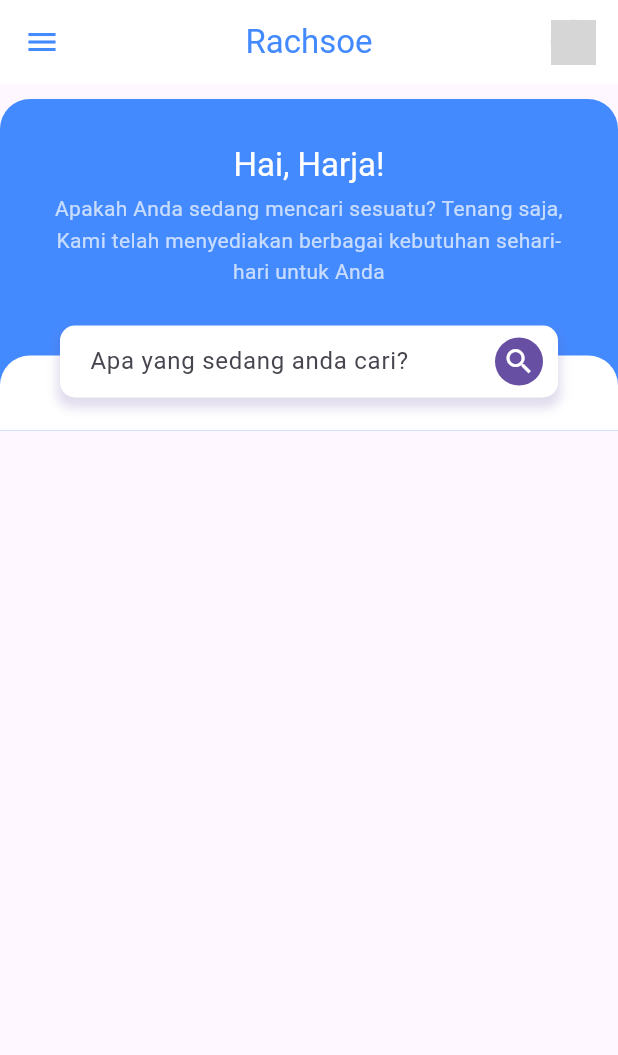
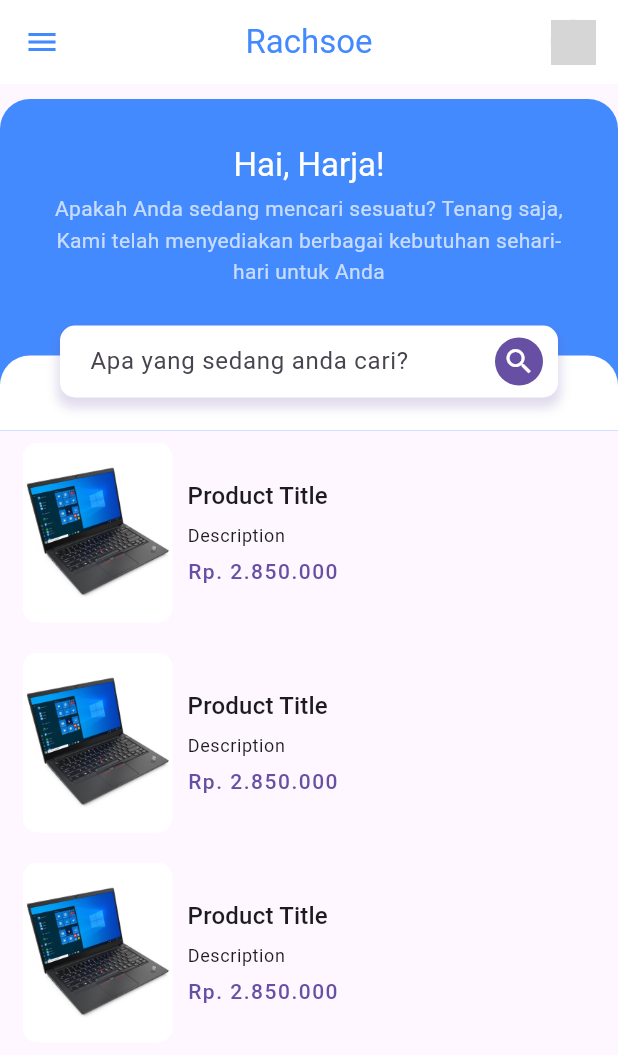
Before and after one commit to rachmadsuharja/flutter_basic_app, a Flutter app: the screen it shows after launch, on a phone screen of 412 x 824 dp. Shown: the top 1055 px of the screen. Run offline on Flutter 3.47's test engine with Material 2 defaults, Android fonts, the phone set to English and light mode, and no system bars; grey boxes are pictures that could not be loaded.

Commit message:
Added Product List Design

```diff
--- a/lib/main.dart
+++ b/lib/main.dart
@@ -1,7 +1,10 @@
 import 'package:flutter/material.dart';
+import 'package:flutter/services.dart';
 import 'package:flutter_basic_app/screens/home/home.dart';
 
 void main() {
+  SystemChrome.setSystemUIOverlayStyle(
+      const SystemUiOverlayStyle(statusBarColor: Colors.transparent));
   runApp(const MyApp());
 }
 
--- a/lib/screens/home/home.dart
+++ b/lib/screens/home/home.dart
@@ -1,4 +1,5 @@
 import 'package:flutter/material.dart';
+import 'package:flutter_basic_app/screens/home/widgets/item_product.dart';
 
 class Home extends StatelessWidget {
   const Home({Key? key}) : super(key: key);
@@ -26,13 +27,15 @@ class Home extends StatelessWidget {
           )
         ],
       ),
-      body: Column(children: [
+      body: SingleChildScrollView(
+        child: Column(children: [
           Container(
             margin: const EdgeInsets.only(top: 10),
             decoration: const BoxDecoration(
                 color: Colors.blueAccent,
                 borderRadius: BorderRadius.only(
-                  topLeft: Radius.circular(20), topRight: Radius.circular(20))),
+                    topLeft: Radius.circular(20),
+                    topRight: Radius.circular(20))),
             child: Column(children: [
               const SizedBox(height: 30),
               Text(
@@ -104,8 +107,19 @@ class Home extends StatelessWidget {
                 ],
               ),
             ),
+          ),
+          Transform.translate(
+            offset: const Offset(0, -50),
+            child: const Column(
+              children: [
+                ItemProduct(),
+                ItemProduct(),
+                ItemProduct(),
+              ],
+            ),
           )
         ]),
+      ),
     );
   }
 }
--- /dev/null
+++ b/lib/screens/home/widgets/item_product.dart
@@ -0,0 +1,56 @@
+import 'package:flutter/material.dart';
+
+class ItemProduct extends StatelessWidget {
+  const ItemProduct({super.key});
+
+  @override
+  Widget build(BuildContext context) {
+    return Padding(
+      padding: const EdgeInsets.symmetric(horizontal: 15, vertical: 10),
+      child: Row(
+        children: [
+          ClipRRect(
+            borderRadius: BorderRadius.circular(10),
+            child: Image.asset(
+              'assets/images/thinkpad-t460.jpg',
+              fit: BoxFit.cover,
+              height: 120,
+              width: 100,
+            ),
+          ),
+          const SizedBox(
+            width: 10,
+          ),
+          Expanded(
+              child: Column(
+            crossAxisAlignment: CrossAxisAlignment.start,
+            children: [
+              Text(
+                'Product Title',
+                style: Theme.of(context).textTheme.titleMedium,
+              ),
+              const SizedBox(
+                height: 5,
+              ),
+              Text(
+                'Description',
+                style: Theme.of(context)
+                    .textTheme
+                    .bodySmall
+                    ?.copyWith(height: 1.5),
+              ),
+              const SizedBox(
+                height: 5,
+              ),
+              Text(
+                'Rp. 2.850.000',
+                style: Theme.of(context).textTheme.titleSmall?.copyWith(
+                    color: Theme.of(context).primaryColor, letterSpacing: 1),
+              )
+            ],
+          ))
+        ],
+      ),
+    );
+  }
+}
```
Also changed, not shown: assets/images/thinkpad-t460.jpg (added). Lines whose indentation alone changed are shown as unchanged.
